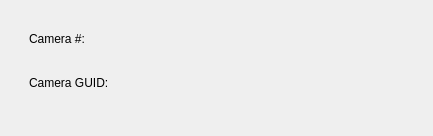
iorodeo/bias, file src/plugin/signal_slot_demo/signal_slot_demo_plugin.ui: the form before one commit.
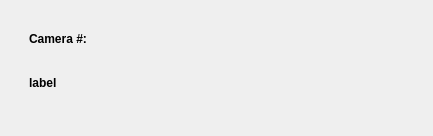
The form after the commit.

Commit message: Worked on signal and slot demo plugin.

```diff
--- a/src/plugin/signal_slot_demo/signal_slot_demo_plugin.ui
+++ b/src/plugin/signal_slot_demo/signal_slot_demo_plugin.ui
@@ -22,6 +22,12 @@
         <layout class="QHBoxLayout" name="horizontalLayout">
          <item>
           <widget class="QLabel" name="cameraNumberLabelPtr">
+           <property name="font">
+            <font>
+             <weight>75</weight>
+             <bold>true</bold>
+            </font>
+           </property>
            <property name="text">
             <string>Camera #: </string>
            </property>
@@ -48,8 +54,14 @@
         <layout class="QHBoxLayout" name="horizontalLayout_2">
          <item>
           <widget class="QLabel" name="cameraGuidLabelPtr">
+           <property name="font">
+            <font>
+             <weight>75</weight>
+             <bold>true</bold>
+            </font>
+           </property>
            <property name="text">
-            <string>Camera GUID: </string>
+            <string>label </string>
            </property>
           </widget>
          </item>
```
The commit also changes 9 other files.
